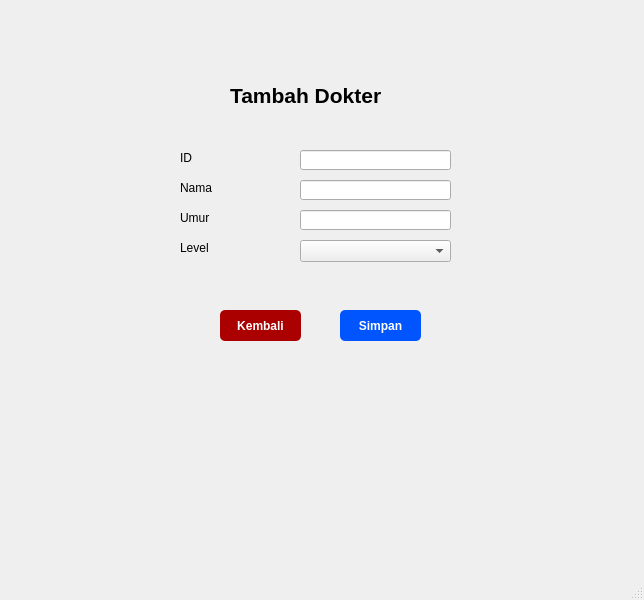
naylasalsdev-project/SudiKasusUAS, file form_insert_data_dokter.ui: the form before one commit.
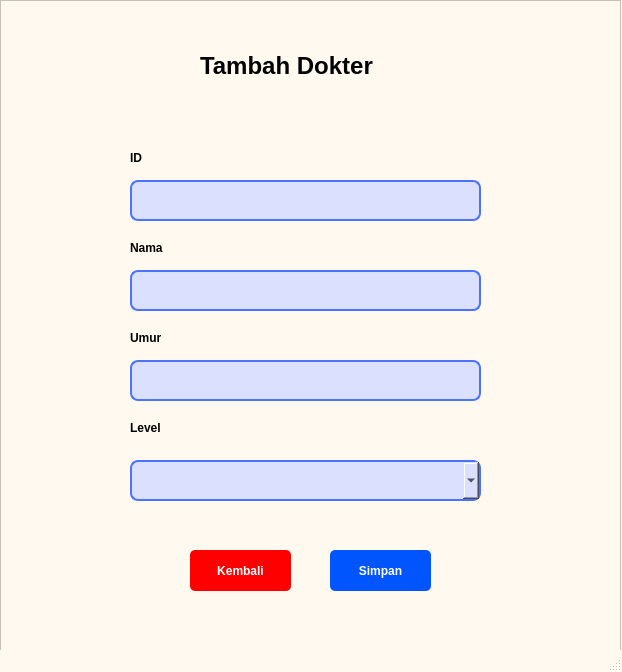
The form after the commit.

```diff
--- a/form_insert_data_dokter.ui
+++ b/form_insert_data_dokter.ui
@@ -6,26 +6,56 @@
    <rect>
     <x>0</x>
     <y>0</y>
-    <width>644</width>
-    <height>600</height>
+    <width>622</width>
+    <height>672</height>
    </rect>
   </property>
   <property name="windowTitle">
    <string>MainWindow</string>
   </property>
+  <property name="styleSheet">
+   <string notr="true">QMainWindow{ 
+	background-color: rgb(255, 249, 239);
+}</string>
+  </property>
   <widget class="QWidget" name="centralwidget">
-   <widget class="QLabel" name="label">
+   <property name="styleSheet">
+    <string notr="true">QWidget{ 
+	background-color: rgb(255, 249, 239);
+}</string>
+   </property>
+   <widget class="QFrame" name="frame_2">
     <property name="geometry">
      <rect>
-      <x>230</x>
-      <y>70</y>
-      <width>271</width>
+      <x>0</x>
+      <y>0</y>
+      <width>621</width>
+      <height>651</height>
+     </rect>
+    </property>
+    <property name="styleSheet">
+     <string notr="true">QFrame{ 
+	background-color: rgb(255, 249, 239);
+}</string>
+    </property>
+    <property name="frameShape">
+     <enum>QFrame::StyledPanel</enum>
+    </property>
+    <property name="frameShadow">
+     <enum>QFrame::Raised</enum>
+    </property>
+    <widget class="QLabel" name="label_16">
+     <property name="geometry">
+      <rect>
+       <x>200</x>
+       <y>40</y>
+       <width>231</width>
       <height>51</height>
      </rect>
     </property>
     <property name="font">
      <font>
-      <pointsize>16</pointsize>
+       <pointsize>18</pointsize>
       <weight>75</weight>
       <bold>true</bold>
      </font>
@@ -34,105 +64,184 @@
      <string>Tambah Dokter</string>
     </property>
    </widget>
-   <widget class="QLabel" name="label_2">
+    <widget class="QLabel" name="label_17">
     <property name="geometry">
      <rect>
-      <x>180</x>
-      <y>150</y>
+       <x>130</x>
+       <y>420</y>
       <width>81</width>
       <height>16</height>
      </rect>
     </property>
+     <property name="font">
+      <font>
+       <weight>75</weight>
+       <bold>true</bold>
+      </font>
+     </property>
     <property name="text">
-     <string>ID</string>
-    </property>
-   </widget>
-   <widget class="QLabel" name="label_3">
+      <string>Level</string>
+     </property>
+    </widget>
+    <widget class="QLineEdit" name="lineEdit_4">
     <property name="geometry">
      <rect>
-      <x>180</x>
+       <x>130</x>
       <y>180</y>
+       <width>351</width>
+       <height>41</height>
+      </rect>
+     </property>
+     <property name="styleSheet">
+      <string notr="true">QLineEdit {
+    border: 2px solid rgb(76, 115, 255);
+    background-color: rgb(219, 224, 255);
+	border-radius: 8px
+}</string>
+     </property>
+    </widget>
+    <widget class="QLabel" name="label_20">
+     <property name="geometry">
+      <rect>
+       <x>130</x>
+       <y>240</y>
       <width>81</width>
       <height>16</height>
      </rect>
     </property>
+     <property name="font">
+      <font>
+       <weight>75</weight>
+       <bold>true</bold>
+      </font>
+     </property>
     <property name="text">
      <string>Nama</string>
     </property>
    </widget>
-   <widget class="QLabel" name="label_4">
+    <widget class="QLabel" name="label_21">
     <property name="geometry">
      <rect>
-      <x>180</x>
-      <y>210</y>
+       <x>130</x>
+       <y>150</y>
       <width>81</width>
       <height>16</height>
      </rect>
+     </property>
+     <property name="font">
+      <font>
+       <weight>75</weight>
+       <bold>true</bold>
+      </font>
+     </property>
+     <property name="text">
+      <string>ID</string>
+     </property>
+    </widget>
+    <widget class="QLabel" name="label_23">
+     <property name="geometry">
+      <rect>
+       <x>130</x>
+       <y>330</y>
+       <width>81</width>
+       <height>16</height>
+      </rect>
+     </property>
+     <property name="font">
+      <font>
+       <weight>75</weight>
+       <bold>true</bold>
+      </font>
     </property>
     <property name="text">
      <string>Umur</string>
     </property>
    </widget>
-   <widget class="QLabel" name="label_5">
+    <widget class="QLineEdit" name="lineEdit_5">
     <property name="geometry">
      <rect>
-      <x>180</x>
-      <y>240</y>
-      <width>81</width>
-      <height>16</height>
-     </rect>
-    </property>
-    <property name="text">
-     <string>Level</string>
+       <x>130</x>
+       <y>270</y>
+       <width>351</width>
+       <height>41</height>
+      </rect>
+     </property>
+     <property name="styleSheet">
+      <string notr="true">QLineEdit {
+    border: 2px solid rgb(76, 115, 255);
+    background-color: rgb(219, 224, 255);
+	border-radius: 8px
+}</string>
+     </property>
+    </widget>
+    <widget class="QLineEdit" name="lineEdit_6">
+     <property name="geometry">
+      <rect>
+       <x>130</x>
+       <y>360</y>
+       <width>351</width>
+       <height>41</height>
+      </rect>
+     </property>
+     <property name="styleSheet">
+      <string notr="true">QLineEdit {
+    border: 2px solid rgb(76, 115, 255);
+    background-color: rgb(219, 224, 255);
+	border-radius: 8px
+}</string>
     </property>
    </widget>
    <widget class="QComboBox" name="comboBox">
     <property name="geometry">
      <rect>
-      <x>300</x>
-      <y>240</y>
-      <width>151</width>
-      <height>22</height>
-     </rect>
-    </property>
-   </widget>
-   <widget class="QLineEdit" name="lineEdit">
-    <property name="geometry">
-     <rect>
-      <x>300</x>
-      <y>150</y>
-      <width>151</width>
-      <height>20</height>
-     </rect>
-    </property>
-   </widget>
-   <widget class="QLineEdit" name="lineEdit_2">
+       <x>130</x>
+       <y>460</y>
+       <width>351</width>
+       <height>41</height>
+      </rect>
+     </property>
+     <property name="styleSheet">
+      <string notr="true">QComboBox {
+    border: 2px solid rgb(76, 115, 255);
+    background-color: rgb(219, 224, 255);
+	border-radius: 8px
+}</string>
+     </property>
+    </widget>
+    <widget class="QPushButton" name="pushButton_7">
     <property name="geometry">
      <rect>
-      <x>300</x>
-      <y>180</y>
-      <width>151</width>
-      <height>20</height>
-     </rect>
-    </property>
-   </widget>
-   <widget class="QLineEdit" name="lineEdit_3">
-    <property name="geometry">
-     <rect>
-      <x>300</x>
-      <y>210</y>
-      <width>151</width>
-      <height>20</height>
-     </rect>
-    </property>
-   </widget>
-   <widget class="QPushButton" name="pushButton">
+       <x>190</x>
+       <y>550</y>
+       <width>101</width>
+       <height>41</height>
+      </rect>
+     </property>
+     <property name="font">
+      <font>
+       <weight>75</weight>
+       <bold>true</bold>
+      </font>
+     </property>
+     <property name="styleSheet">
+      <string notr="true">QPushButton {
+    background-color: rgb(255, 0, 0);
+    color: white;
+    border-radius: 5px;   
+    padding: 6px;           
+}</string>
+     </property>
+     <property name="text">
+      <string>Kembali</string>
+     </property>
+    </widget>
+    <widget class="QPushButton" name="pushButton_6">
     <property name="geometry">
      <rect>
-      <x>340</x>
-      <y>310</y>
-      <width>81</width>
-      <height>31</height>
+       <x>330</x>
+       <y>550</y>
+       <width>101</width>
+       <height>41</height>
      </rect>
     </property>
     <property name="font">
@@ -153,33 +262,6 @@
      <string>Simpan</string>
     </property>
    </widget>
-   <widget class="QPushButton" name="pushButton_2">
-    <property name="geometry">
-     <rect>
-      <x>220</x>
-      <y>310</y>
-      <width>81</width>
-      <height>31</height>
-     </rect>
-    </property>
-    <property name="font">
-     <font>
-      <weight>75</weight>
-      <bold>true</bold>
-     </font>
-    </property>
-    <property name="styleSheet">
-     <string notr="true">QPushButton {
-    background-color: rgb(170, 0, 0);
-    color: white;
-    border-radius: 5px;   
-    padding: 6px;           
-}
-</string>
-    </property>
-    <property name="text">
-     <string>Kembali</string>
-    </property>
    </widget>
   </widget>
   <widget class="QMenuBar" name="menubar">
```
Left out of the diff: 4 changed lines with no effect on the pictures. Lines whose indentation alone changed are shown as unchanged.
